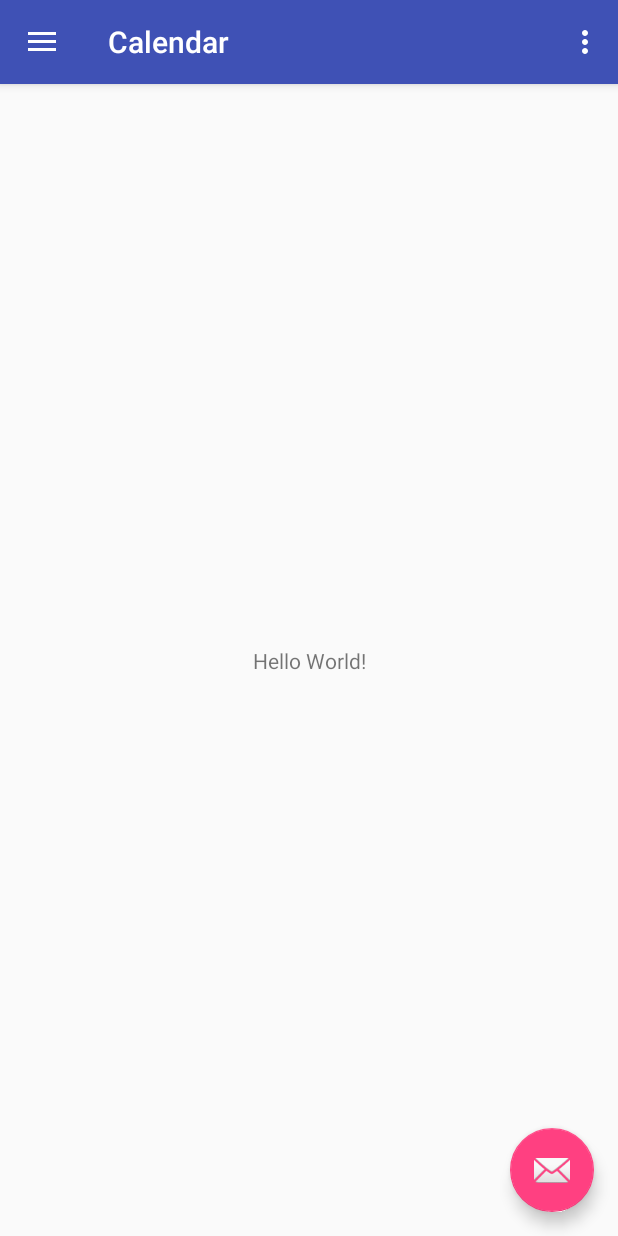
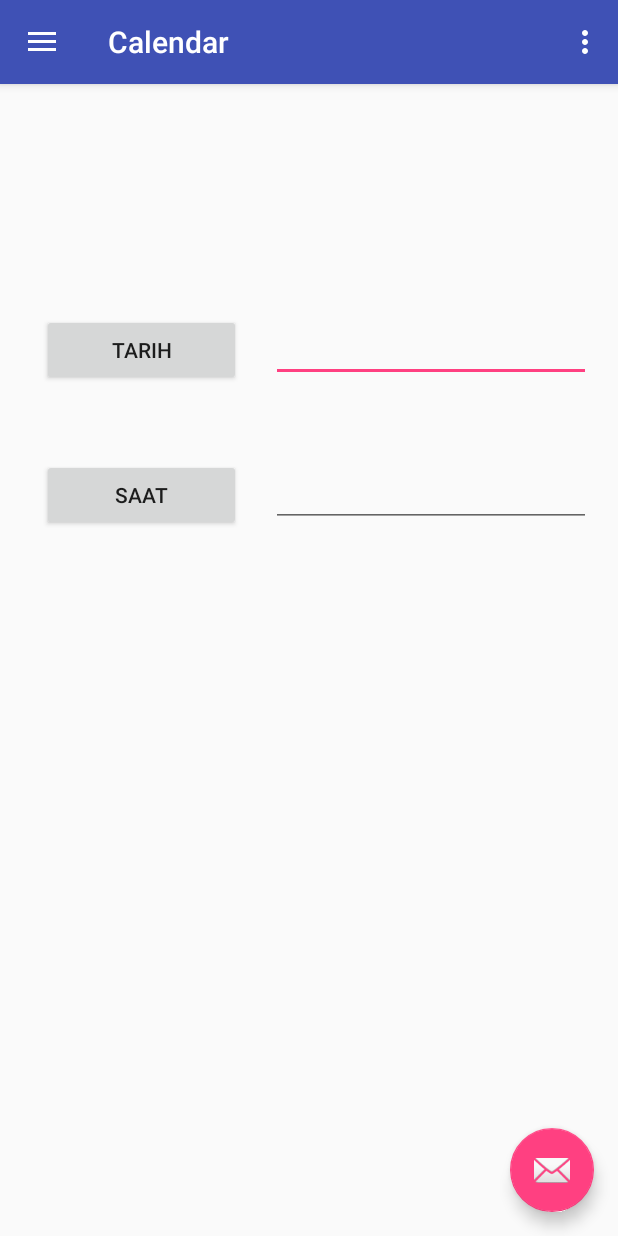
Before and after one commit to TheTeamKoala/Calendar_Android, an Android app: the screen it shows after launch (MainActivity), on a phone screen of 412 x 824 dp. Run offline under Robolectric (Android 15) with nearby library versions, the phone set to English and light mode, and no system bars.

Commit message:
some delicious things

```diff
--- a/app/src/main/java/com/calendar/calendar/MainActivity.java
+++ b/app/src/main/java/com/calendar/calendar/MainActivity.java
@@ -1,5 +1,7 @@
 package com.calendar.calendar;
 
+import android.app.DatePickerDialog;
+import android.app.TimePickerDialog;
 import android.content.Intent;
 import android.os.Bundle;
 import android.support.design.widget.FloatingActionButton;
@@ -14,10 +16,19 @@ import android.support.v7.app.AppCompatActivity;
 import android.support.v7.widget.Toolbar;
 import android.view.Menu;
 import android.view.MenuItem;
+import android.widget.Button;
+import android.widget.DatePicker;
 import android.widget.EditText;
+import android.widget.TimePicker;
+
+import java.util.Calendar;
 
 public class MainActivity extends AppCompatActivity
-        implements NavigationView.OnNavigationItemSelectedListener {
+        implements NavigationView.OnNavigationItemSelectedListener,View.OnClickListener {
+
+    Button bfecha,bhora;
+    EditText efecha,ehora;
+    private int day,month,year,hour,minute;
 
     @Override
     protected void onCreate(Bundle savedInstanceState) {
@@ -43,6 +54,17 @@ public class MainActivity extends AppCompatActivity
 
         NavigationView navigationView = (NavigationView) findViewById(R.id.nav_view);
         navigationView.setNavigationItemSelectedListener(this);
+
+
+        //for calend
+        bfecha =(Button) findViewById(R.id.bfecha);
+        bhora =(Button) findViewById(R.id.bhora);
+        efecha=(EditText)findViewById(R.id.efecha);
+        ehora = (EditText)findViewById(R.id.ehora);
+
+        bfecha.setOnClickListener(this);
+        bhora.setOnClickListener(this);
+
     }
 
     @Override
@@ -111,4 +133,42 @@ public class MainActivity extends AppCompatActivity
         startActivity(intent);
 
     }
+
+    @Override// for calend
+    public void onClick(View v) {
+
+        if(v == bfecha){
+            final Calendar c =Calendar.getInstance();
+            day = c.get(Calendar.DAY_OF_MONTH);
+            month = c.get(Calendar.MONTH);
+            year = c.get(Calendar.YEAR);
+
+            DatePickerDialog datePickerDialog = new DatePickerDialog(this, new DatePickerDialog.OnDateSetListener() {
+                @Override
+                public void onDateSet(DatePicker view, int year, int month, int dayOfMonth) {
+                    efecha.setText(dayOfMonth + "/" +(month+1)+"/"+year);
+
+                }
+            } ,day,month,year);
+            datePickerDialog.show();
+
+
+        }
+        if(v== bhora){
+
+            final Calendar c = Calendar.getInstance();
+            hour = c.get(Calendar.HOUR_OF_DAY);
+            minute = c.get(Calendar.MINUTE);
+
+            TimePickerDialog timePickerDialog = new TimePickerDialog(this, new TimePickerDialog.OnTimeSetListener() {
+                @Override
+                public void onTimeSet(TimePicker view, int hourOfDay, int minute) {
+                    ehora.setText(hourOfDay+":" + minute);
+
+                }
+            },hour,minute,false);
+            timePickerDialog.show();
+        }
+
+    }
 }
--- a/app/src/main/res/layout/content_main.xml
+++ b/app/src/main/res/layout/content_main.xml
@@ -9,13 +9,50 @@
     tools:context=".MainActivity"
     tools:showIn="@layout/app_bar_main">
 
-    <TextView
+
+    <Button
+        android:id="@+id/bfecha"
+        android:layout_width="0dp"
+        android:layout_height="wrap_content"
+        android:layout_marginEnd="20dp"
+        android:layout_marginStart="28dp"
+        android:text="Tarih"
+        app:layout_constraintBaseline_toBaselineOf="@+id/efecha"
+        app:layout_constraintEnd_toStartOf="@+id/efecha"
+        app:layout_constraintStart_toStartOf="parent" />
+
+    <Button
+        android:id="@+id/bhora"
+        android:layout_width="0dp"
+        android:layout_height="wrap_content"
+        android:layout_marginEnd="20dp"
+        android:layout_marginStart="28dp"
+        android:text="Saat"
+        app:layout_constraintBaseline_toBaselineOf="@+id/ehora"
+        app:layout_constraintEnd_toStartOf="@+id/ehora"
+        app:layout_constraintStart_toStartOf="parent" />
+
+    <EditText
+        android:id="@+id/efecha"
         android:layout_width="wrap_content"
         android:layout_height="wrap_content"
-        android:text="Hello World!"
-        app:layout_constraintBottom_toBottomOf="parent"
-        app:layout_constraintLeft_toLeftOf="parent"
-        app:layout_constraintRight_toRightOf="parent"
+        android:layout_marginEnd="18dp"
+        android:layout_marginTop="153dp"
+        android:ems="10"
+        android:inputType="textPersonName"
+        app:layout_constraintEnd_toEndOf="parent"
+        app:layout_constraintStart_toEndOf="@+id/bfecha"
         app:layout_constraintTop_toTopOf="parent" />
 
+    <EditText
+        android:id="@+id/ehora"
+        android:layout_width="wrap_content"
+        android:layout_height="wrap_content"
+        android:layout_marginEnd="18dp"
+        android:layout_marginTop="51dp"
+        android:ems="10"
+        android:inputType="textPersonName"
+        app:layout_constraintEnd_toEndOf="parent"
+        app:layout_constraintStart_toEndOf="@+id/bhora"
+        app:layout_constraintTop_toBottomOf="@+id/efecha" />
 </android.support.constraint.ConstraintLayout>
```
